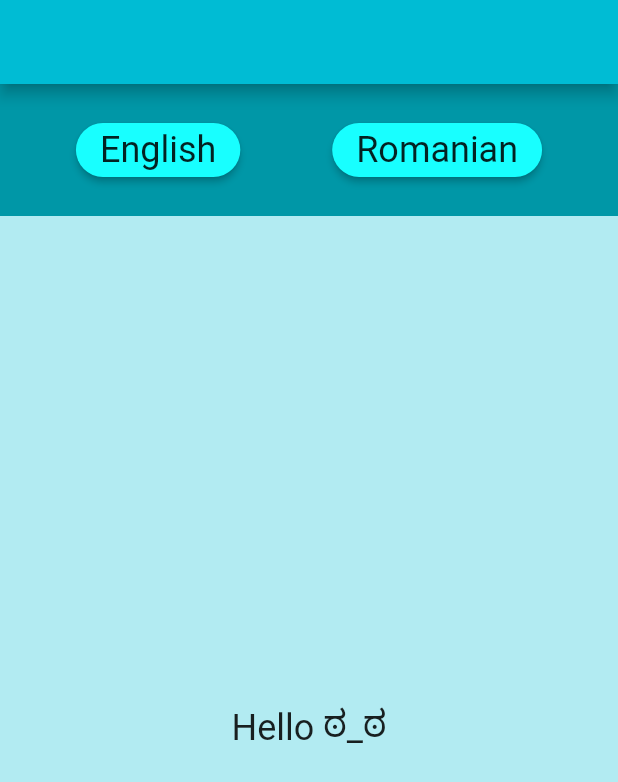
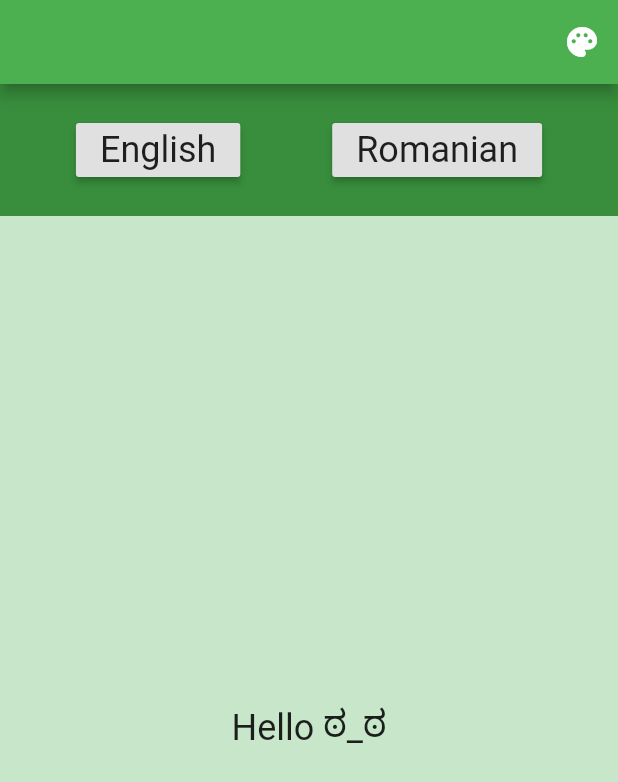
Before and after one commit to Inonut/lm_colloseum, a Flutter app: the screen it shows after launch, on a phone screen of 412 x 824 dp. Shown: the top 782 px of the screen. Run offline on Flutter 3.47's test engine with Material 2 defaults, Android fonts, the phone set to English and light mode, and no system bars; our stand-ins replace device_preview, equatable, flutter_bloc, i18n_extension.

Commit message:
theme bloc

```diff
--- /dev/null
+++ b/lib/blocs/theme_bloc.dart
@@ -0,0 +1,33 @@
+import 'package:equatable/equatable.dart';
+import 'package:flutter/material.dart';
+import 'package:flutter_bloc/flutter_bloc.dart';
+import 'package:lm_colloseum/models/app_theme.enum.dart';
+
+class ThemeBloc extends Bloc<AppTheme, ThemeData> {
+  @override
+  ThemeData get initialState => _appThemeData[AppTheme.GreenLight];
+
+  @override
+  Stream<ThemeData> mapEventToState(AppTheme event) async* {
+    yield _appThemeData[event];
+  }
+
+  final _appThemeData = {
+    AppTheme.GreenLight: ThemeData(
+      brightness: Brightness.light,
+      primarySwatch: Colors.green,
+    ),
+    AppTheme.GreenDark: ThemeData(
+      brightness: Brightness.dark,
+      primarySwatch: Colors.green,
+    ),
+    AppTheme.BlueLight: ThemeData(
+      brightness: Brightness.light,
+      primarySwatch: Colors.blue,
+    ),
+    AppTheme.BlueDark: ThemeData(
+      brightness: Brightness.dark,
+      primarySwatch: Colors.blue,
+    ),
+  };
+}
--- a/lib/extensions/translation.dart
+++ b/lib/extensions/translation.dart
@@ -1,6 +1,6 @@
 import 'package:i18n_extension/i18n_extension.dart';
 
-extension Localization on String {
+extension Translation on String {
 
   static var _t = Translations("en_us") +
       {
--- a/lib/main.dart
+++ b/lib/main.dart
@@ -1,21 +1,37 @@
 import 'package:device_preview/device_preview.dart';
 import 'package:flutter/material.dart';
+import 'package:flutter_bloc/flutter_bloc.dart';
 import 'package:flutter_localizations/flutter_localizations.dart';
 import 'package:i18n_extension/i18n_widget.dart';
+import 'package:lm_colloseum/blocs/theme_bloc.dart';
 import 'package:lm_colloseum/screens/home/home_screen.dart';
 
 //void main() => runApp(MyApp());
 void main() => runApp(
       DevicePreview(
-        builder: (context) => MyApp(),
+        builder: (context) => ThemeApp(),
       ),
     );
 
-class MyApp extends StatelessWidget {
+class ThemeApp extends StatelessWidget {
+  @override
+  Widget build(BuildContext context) {
+    return BlocProvider(
+        create: (context) => ThemeBloc(),
+        child: BlocBuilder<ThemeBloc, ThemeData>(builder: (BuildContext context, ThemeData theme) => ColosseumApp(theme))
+    );
+  }
+}
+
+class ColosseumApp extends StatelessWidget {
+  final ThemeData theme;
+
+  const ColosseumApp(ThemeData this.theme);
+
   @override
   Widget build(BuildContext context) {
     return MaterialApp(
-      title: 'Colloseum',
+        title: 'Colosseum',
         builder: DevicePreview.appBuilder,
         localizationsDelegates: [
           GlobalMaterialLocalizations.delegate,
@@ -26,18 +42,10 @@ class MyApp extends StatelessWidget {
           const Locale('en', "US"),
           const Locale('ro', "RO"),
         ],
-      theme: ThemeData(
-          primarySwatch: Colors.cyan,
-          accentColor: Colors.red,
-          buttonTheme: ButtonThemeData(
-            buttonColor: Colors.cyanAccent,
-            shape: RoundedRectangleBorder(borderRadius: BorderRadius.all(Radius.circular(20))),
-            textTheme: ButtonTextTheme.accent,
-          )),
+        theme: this.theme,
         home: I18n(
-        initialLocale: Locale("en", "US"),
+          initialLocale: const Locale("en", "US"),
           child: HomeScreen(),
-      ),
-    );
+        ));
   }
 }
--- /dev/null
+++ b/lib/models/app_theme.enum.dart
@@ -0,0 +1,6 @@
+enum AppTheme {
+  GreenLight,
+  GreenDark,
+  BlueLight,
+  BlueDark,
+}
--- a/lib/screens/home/home_screen.dart
+++ b/lib/screens/home/home_screen.dart
@@ -1,15 +1,26 @@
+import 'dart:math';
+
 import 'package:flutter/cupertino.dart';
 import 'package:flutter/material.dart';
+import 'package:flutter_bloc/flutter_bloc.dart';
 import 'package:i18n_extension/i18n_widget.dart';
+import 'package:lm_colloseum/blocs/theme_bloc.dart';
 import 'package:lm_colloseum/extensions/translation.dart';
+import 'package:lm_colloseum/models/app_theme.enum.dart';
 
 class HomeScreen extends StatelessWidget {
   @override
   Widget build(BuildContext context) {
     return Scaffold(
       appBar: AppBar(
-          // title: Text(AppLocalization.of(context).heyWorld),
-          ),
+        // title: Text(AppLocalization.of(context).heyWorld),
+        actions: <Widget>[
+          IconButton(
+            icon: Icon(Icons.palette),
+            onPressed: () => BlocProvider.of<ThemeBloc>(context).add(AppTheme.values[Random().nextInt(3)]),
+          )
+        ],
+      ),
       body: Column(
         children: <Widget>[
           Container(
```
Lines whose indentation alone changed are shown as unchanged.
